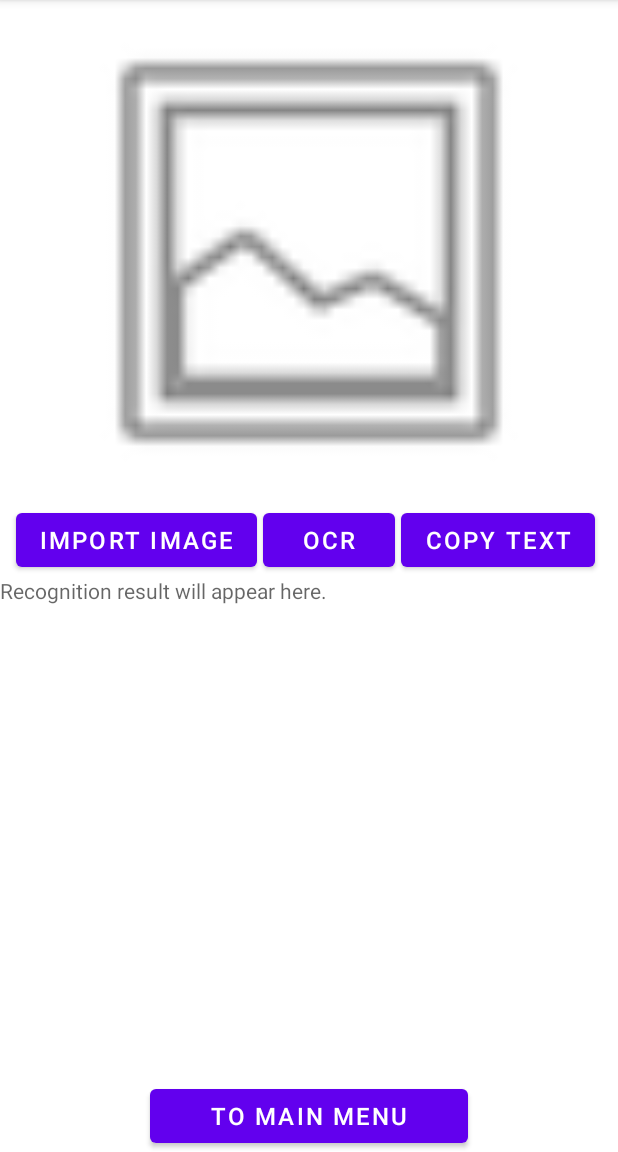
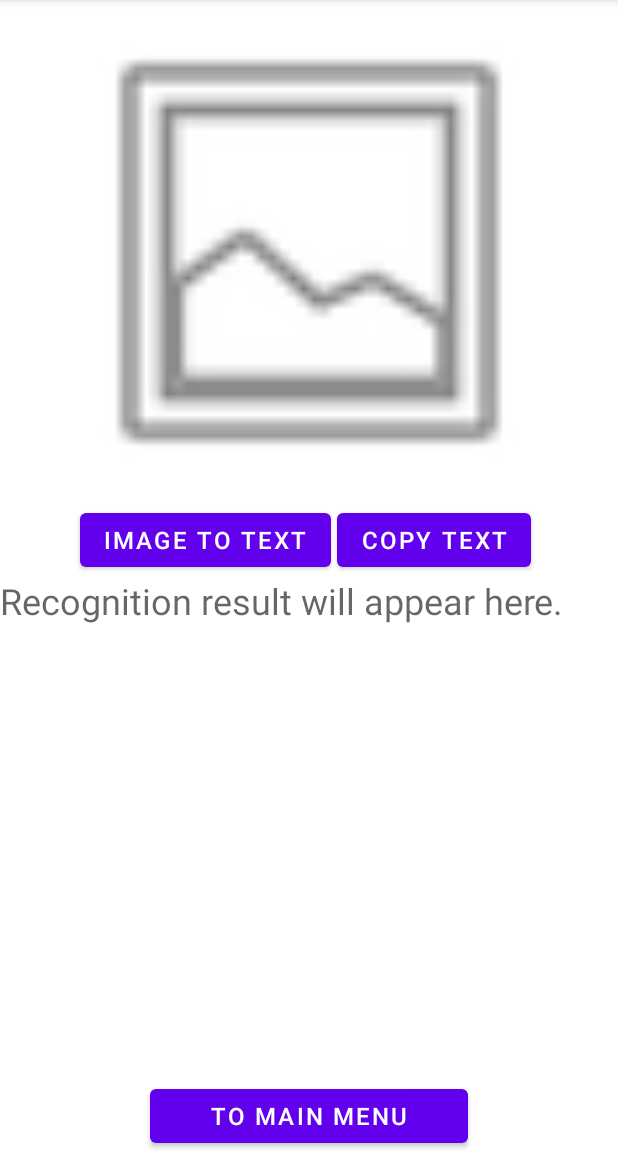
Before and after one commit to BobLynn/FinLis-2.0-App, an Android app: the MLKitOCRActivity screen opened directly, with no data from a screen before it, on a phone screen of 412 x 824 dp, the part 84-1236 px from its top. Run offline under Robolectric (Android 15) with nearby library versions, the phone set to English and light mode, and no system bars; libraries missing offline, so code that uses them is left out: com.google.firebase.ml, com.google.mlkit.vision.

Commit message:
實現圖片文字辨識功能

```diff
--- a/app/src/main/AndroidManifest.xml
+++ b/app/src/main/AndroidManifest.xml
@@ -103,9 +103,9 @@
                 android:value="" />
         </activity>
 
-<!--        <meta-data-->
-<!--            android:name="com.google.mlkit.vision.DEPENDENCIES"-->
-<!--            android:value="ocr" />-->
+        <meta-data
+            android:name="com.google.mlkit.vision.DEPENDENCIES"
+            android:value="ocr" />
 
 <!--        <meta-data-->
 <!--            android:name="com.google.firebase.ml.vision.DEPENDENCIES"-->
--- a/app/src/main/res/layout/activity_mlkit_ocractivity.xml
+++ b/app/src/main/res/layout/activity_mlkit_ocractivity.xml
@@ -37,17 +37,17 @@
             android:layout_width="wrap_content"
             android:layout_height="wrap_content"
             android:layout_marginEnd="4dp"
-            android:text="import image"
+            android:text="image to text"
             android:textSize="16sp" />
 
-        <Button
-            android:id="@+id/ocrButton"
-            android:layout_width="wrap_content"
-            android:layout_height="wrap_content"
-            android:layout_marginEnd="4dp"
-            android:text="ocr"
-            android:onClick="doOCR"
-            android:textSize="16sp" />
+<!--        <Button-->
+<!--            android:id="@+id/ocrButton"-->
+<!--            android:layout_width="wrap_content"-->
+<!--            android:layout_height="wrap_content"-->
+<!--            android:layout_marginEnd="4dp"-->
+<!--            android:text="ocr"-->
+<!--            android:onClick="doOCR"-->
+<!--            android:textSize="16sp" />-->
 
         <Button
             android:id="@+id/copyTextButton"
@@ -66,7 +66,8 @@
         android:layout_weight="1"
         android:hint="Recognition result will appear here."
         android:scrollbars="vertical"
-        android:text="" />
+        android:text=""
+        android:textSize="24sp" />
 
     <Button
         android:id="@+id/backToMainButton"
```
Also changed, not shown: app/build.gradle (+24 -9 lines), app/src/main/java/com/example/finlis_20_app/MLKitOCRActivity.java (+100 -21 lines).
